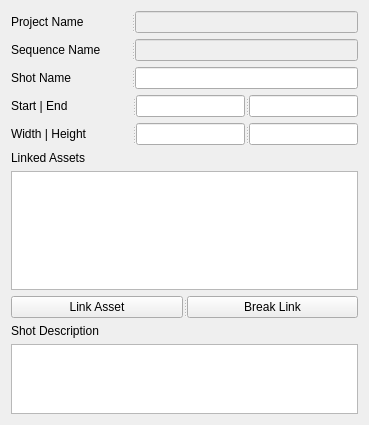
Before: the Qt Designer form Eve/tools/pm/ui/ui_shot.ui in kiryha/Eve, drawn with Qt 5.
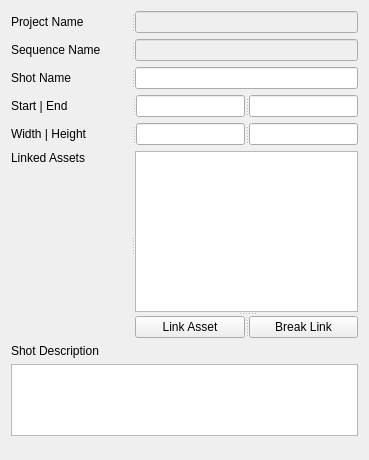
After: the same form once the commit is applied.

Commit message: Project Manager: link asset

The edit to the form file:
```diff
--- a/Eve/tools/pm/ui/ui_shot.ui
+++ b/Eve/tools/pm/ui/ui_shot.ui
@@ -7,7 +7,7 @@
     <x>0</x>
     <y>0</y>
     <width>369</width>
-    <height>425</height>
+    <height>460</height>
    </rect>
   </property>
   <property name="windowTitle">
@@ -79,7 +79,7 @@
     </widget>
    </item>
    <item>
-    <widget class="QSplitter" name="splitter">
+    <widget class="QSplitter" name="splitter_8">
      <property name="orientation">
       <enum>Qt::Horizontal</enum>
      </property>
@@ -164,16 +164,33 @@
     </widget>
    </item>
    <item>
+    <widget class="QSplitter" name="splitter_7">
+     <property name="orientation">
+      <enum>Qt::Horizontal</enum>
+     </property>
     <widget class="QLabel" name="label_2">
+      <property name="minimumSize">
+       <size>
+        <width>120</width>
+        <height>0</height>
+       </size>
+      </property>
      <property name="text">
       <string>Linked Assets</string>
      </property>
-    </widget>
-   </item>
-   <item>
-    <widget class="QListView" name="listAssets"/>
-   </item>
-   <item>
+      <property name="alignment">
+       <set>Qt::AlignLeading|Qt::AlignLeft|Qt::AlignTop</set>
+      </property>
+     </widget>
+     <widget class="QSplitter" name="splitter">
+      <property name="orientation">
+       <enum>Qt::Vertical</enum>
+      </property>
+      <widget class="QListView" name="listAssets">
+       <property name="selectionMode">
+        <enum>QAbstractItemView::ExtendedSelection</enum>
+       </property>
+      </widget>
     <widget class="QSplitter" name="splitter_2">
      <property name="orientation">
       <enum>Qt::Horizontal</enum>
@@ -199,6 +216,8 @@
       <property name="text">
        <string>Break Link</string>
       </property>
+       </widget>
+      </widget>
      </widget>
     </widget>
    </item>
```
Lines whose indentation alone changed are shown as unchanged. The commit also changes 7 other files.
